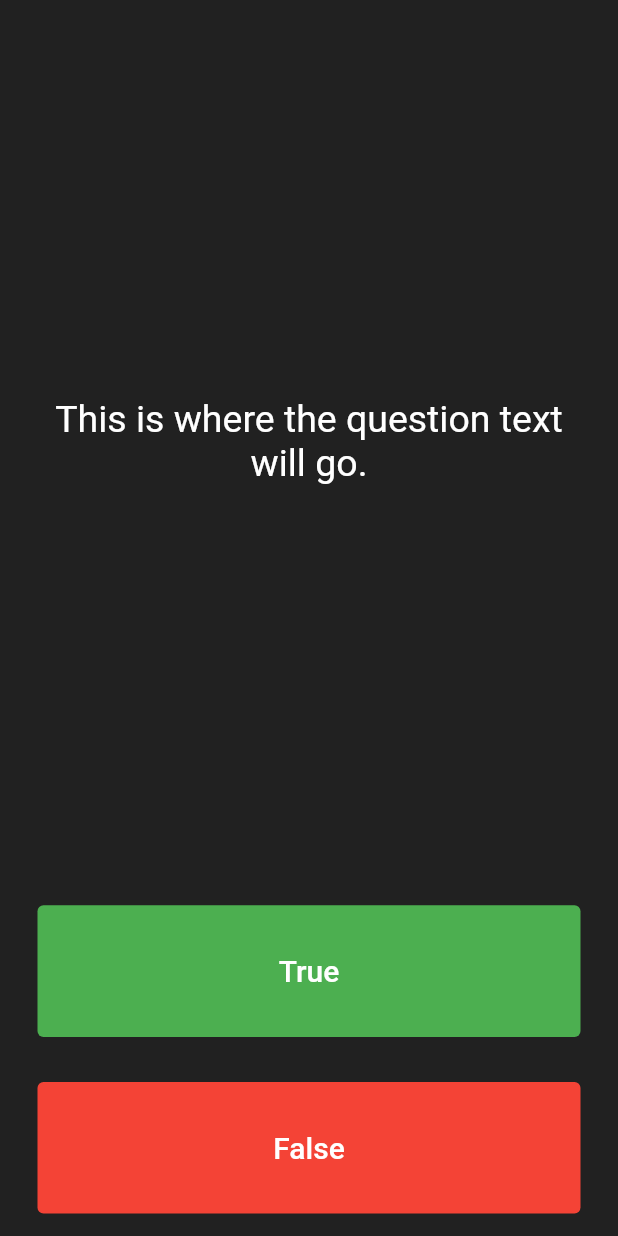
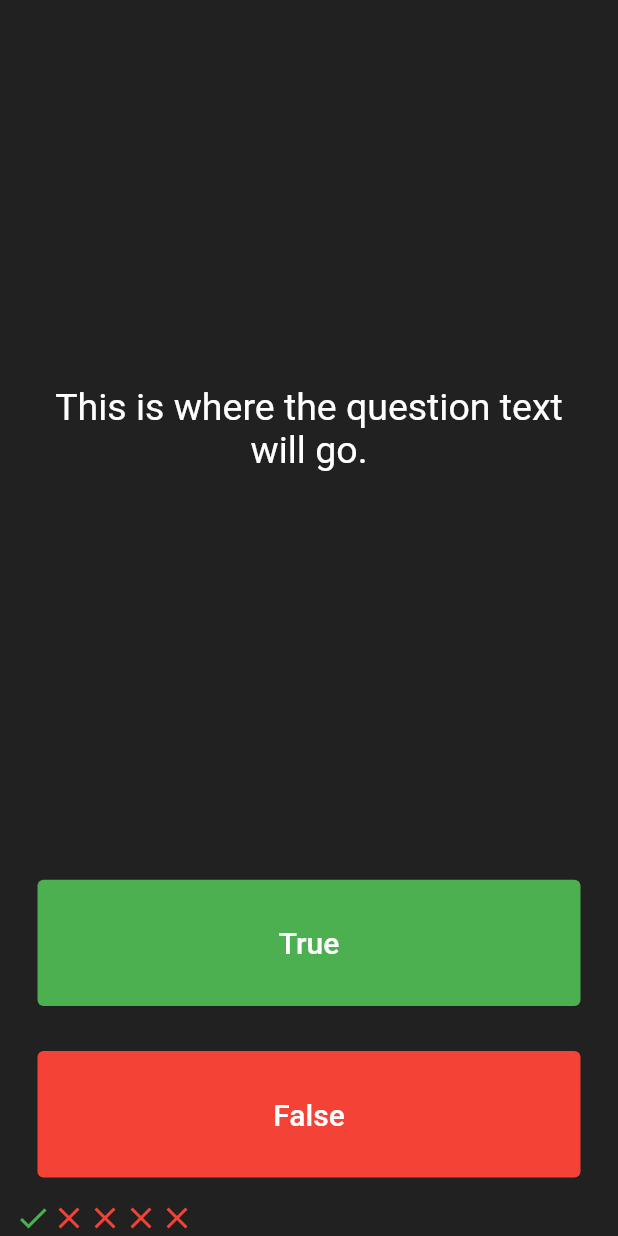
Before and after one commit to Slmdv9/quizler, a Flutter app: the screen it shows after launch, on a phone screen of 412 x 824 dp. Run offline on Flutter 3.47's test engine with Material 2 defaults, Android fonts, the phone set to English and light mode, and no system bars.

Commit message:
feat: Add Icons for answer questions

```diff
--- a/lib/main.dart
+++ b/lib/main.dart
@@ -88,7 +88,22 @@ class _QuizPageState extends State<QuizPage> {
             ),
           ),
         ),
+        Row(
+          children: [
+            Icon(Icons.check, color: Colors.green),
+            Icon(Icons.close, color: Colors.red),
+            Icon(Icons.close, color: Colors.red),
+            Icon(Icons.close, color: Colors.red),
+            Icon(Icons.close, color: Colors.red)
+          ],
+        )
       ],
     );
   }
 }
+
+/*
+question1: 'You can lead a cow down stairs but not up stairs.', false,
+question2: 'Approximately one quarter of human bones are in the feet.', true,
+question3: 'A slug\'s blood is green.', true,
+*/
```
